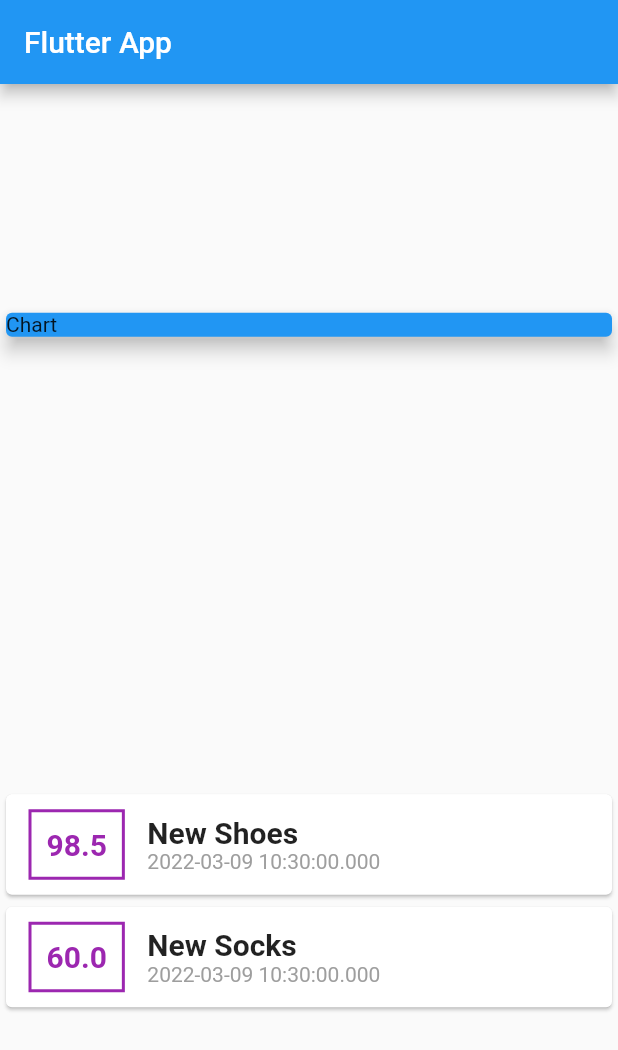
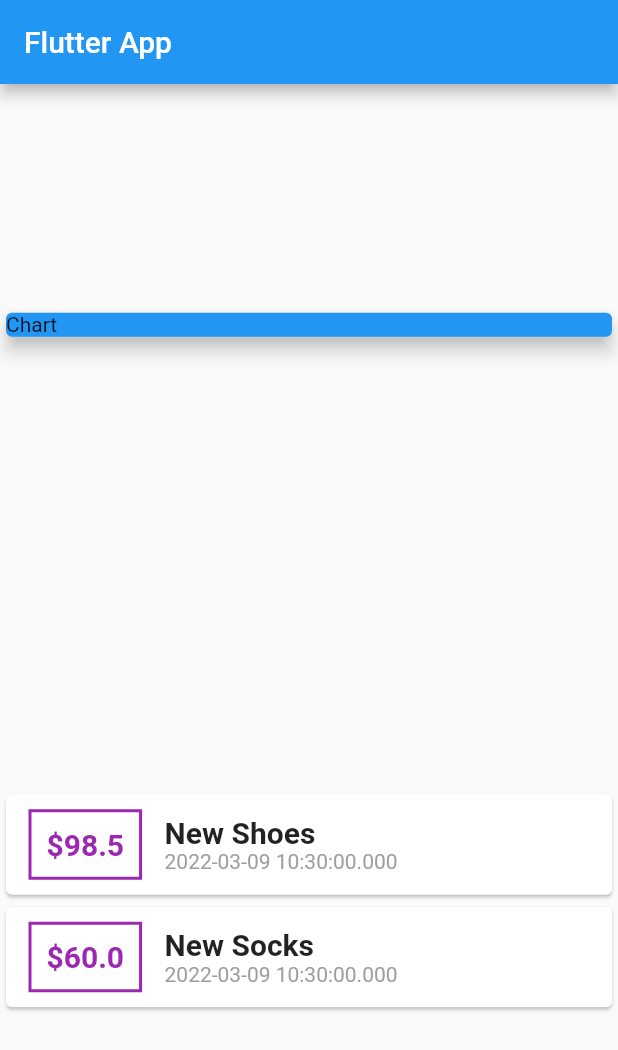
Before and after one commit to Zr99/Flutter_Personal_Expenses, a Flutter app: the screen it shows after launch, on a phone screen of 412 x 824 dp. Shown: the top 1050 px of the screen. Run offline on Flutter 3.47's test engine with Material 2 defaults, Android fonts, the phone set to English and light mode, and no system bars.

Commit message:
added the dollar sign

```diff
--- a/lib/main.dart
+++ b/lib/main.dart
@@ -20,8 +20,7 @@ class MyHomePage extends StatelessWidget {
   final List<Transaction> transactions = [
     Transaction(
         id: 't1', title: 'New Shoes', amount: 98.50, date: DateTime.now()),
-    Transaction(
-      id: 't2', title: 'New Socks', amount: 60, date: DateTime.now()),
+    Transaction(id: 't2', title: 'New Socks', amount: 60, date: DateTime.now()),
   ];
 
   @override
@@ -50,7 +49,7 @@ class MyHomePage extends StatelessWidget {
                       margin:
                           EdgeInsets.symmetric(vertical: 10, horizontal: 15),
                       child: Text(
-                        tx.amount.toString(),
+                        '\$${tx.amount}',
                         style: TextStyle(
                             fontWeight: FontWeight.bold,
                             fontSize: 20,
```
